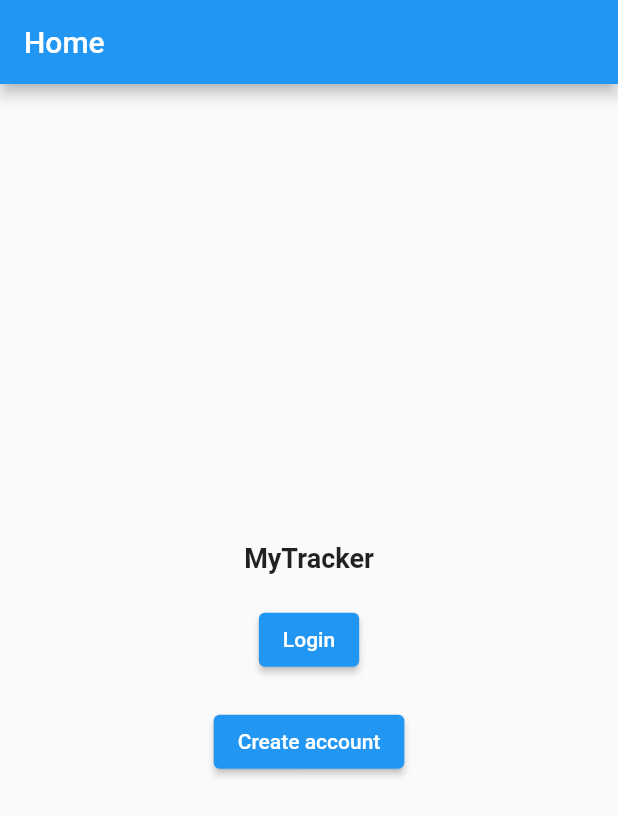
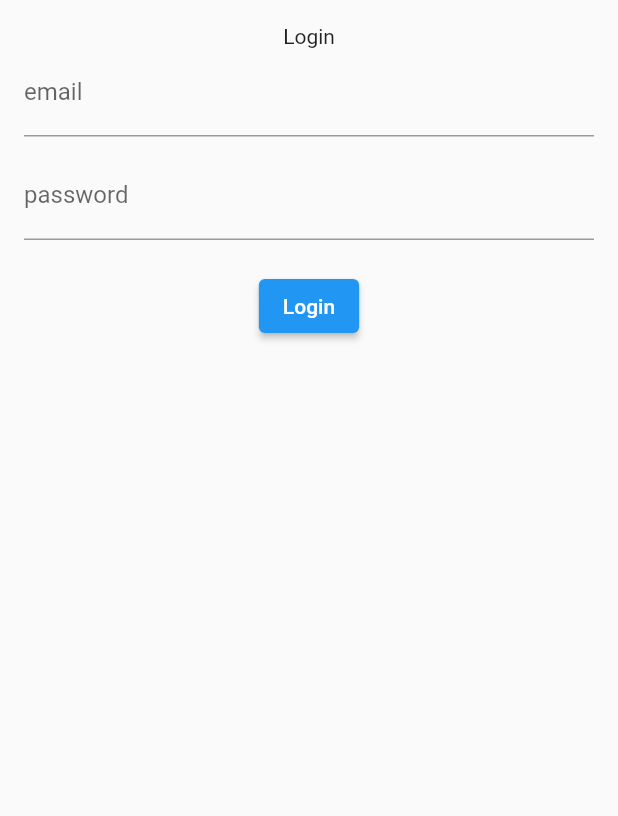
Before and after one commit to crpoudyal/my_tracker, a Flutter app: the screen it shows after launch, after a tap on "Login", on a phone screen of 412 x 824 dp. Shown: the top 816 px of the screen. Run offline on Flutter 3.47's test engine with Material 2 defaults, Android fonts, the phone set to English and light mode, and no system bars; our stand-ins replace appwrite, flutter_riverpod, get_it, go_router.

Commit message:
allow user to crete session

```diff
--- a/lib/Home_page/home_page.dart
+++ b/lib/Home_page/home_page.dart
@@ -1,5 +1,6 @@
 import 'package:flutter/material.dart';
 import 'package:go_router/go_router.dart';
+import 'package:my_tracker/features/login_screen/src/login_screen.dart';
 import 'package:my_tracker/features/signup_screen/src/signup_screen.dart';
 
 class HomePage extends StatelessWidget {
@@ -26,7 +27,9 @@ class HomePage extends StatelessWidget {
                 height: 20,
               ),
               ElevatedButton(
-                onPressed: () {},
+                onPressed: () {
+                  context.goNamed(LoginScreen.name);
+                },
                 child: const Text('Login'),
               ),
               const SizedBox(
--- a/lib/appwrite/appwrite.dart
+++ b/lib/appwrite/appwrite.dart
@@ -21,4 +21,15 @@ class Appwrite {
       return null;
     }
   }
+
+  Future<Session?> createEmailSession(String email, String password) async {
+    try {
+      final session =
+          await account.createEmailSession(email: email, password: password);
+      return session;
+    } on AppwriteException catch (e) {
+      debugPrint(e.message);
+      return null;
+    }
+  }
 }
--- /dev/null
+++ b/lib/features/login_screen/login_screen.dart
@@ -0,0 +1,3 @@
+export 'src/login_screen.dart';
+export 'src/login_form.dart';
+export 'src/types.dart';
--- /dev/null
+++ b/lib/features/login_screen/src/login_form.dart
@@ -0,0 +1,47 @@
+import 'package:flutter/material.dart';
+
+import 'types.dart';
+
+class LoginForm extends StatelessWidget {
+  final LoginCallback onPressedLogin;
+  final TextEditingController emailController;
+  final TextEditingController passwordController;
+  const LoginForm({
+    super.key,
+    required this.onPressedLogin,
+    required this.emailController,
+    required this.passwordController,
+  });
+
+  @override
+  Widget build(BuildContext context) {
+    return Form(
+      child: Column(
+        mainAxisSize: MainAxisSize.min,
+        children: [
+          const Text('Login'),
+          TextFormField(
+            controller: emailController,
+            decoration: const InputDecoration(label: Text('email')),
+          ),
+          const SizedBox(height: 10.0),
+          TextFormField(
+            controller: passwordController,
+            obscureText: true,
+            decoration: const InputDecoration(label: Text('password')),
+          ),
+          const SizedBox(height: 20.0),
+          ElevatedButton(
+            onPressed: () {
+              onPressedLogin(
+                emailController.text,
+                passwordController.text,
+              );
+            },
+            child: const Text('Login'),
+          )
+        ],
+      ),
+    );
+  }
+}
--- /dev/null
+++ b/lib/features/login_screen/src/login_screen.dart
@@ -0,0 +1,37 @@
+import 'package:flutter/material.dart';
+
+import 'types.dart';
+import 'login_form.dart';
+
+class LoginScreen extends StatefulWidget {
+  static const String name = 'login';
+  final LoginCallback onLogin;
+  const LoginScreen({
+    super.key,
+    required this.onLogin,
+  });
+
+  @override
+  State<LoginScreen> createState() => _LoginScreenState();
+}
+
+class _LoginScreenState extends State<LoginScreen> {
+  final TextEditingController _emailController = TextEditingController();
+  final TextEditingController _passwordController = TextEditingController();
+
+  @override
+  Widget build(BuildContext context) {
+    return Scaffold(
+      body: ListView(
+        padding: const EdgeInsets.all(16.0),
+        children: <Widget>[
+          LoginForm(
+            onPressedLogin: widget.onLogin,
+            emailController: _emailController,
+            passwordController: _passwordController,
+          ),
+        ],
+      ),
+    );
+  }
+}
--- /dev/null
+++ b/lib/features/login_screen/src/types.dart
@@ -0,0 +1 @@
+typedef LoginCallback = void Function(String email, String password);
--- a/lib/router/router.dart
+++ b/lib/router/router.dart
@@ -6,6 +6,7 @@ import 'package:get_it/get_it.dart';
 import 'package:go_router/go_router.dart';
 import 'package:my_tracker/Home_page/home_page.dart';
 import 'package:my_tracker/appwrite/appwrite.dart';
+import 'package:my_tracker/features/login_screen/src/login_screen.dart';
 import 'package:my_tracker/features/signup_screen/src/signup_screen.dart';
 
 final routerProvider = Provider<GoRouter>((ref) {
@@ -23,7 +24,20 @@ final routerProvider = Provider<GoRouter>((ref) {
             debugPrint('$name - $email - $password');
             final appwrite = GetIt.instance.get<Appwrite>();
             final user = await appwrite.createAccount(name, email, password);
+            debugPrint(jsonEncode(user?.toMap() ?? '{}'));
           });
-        })
+        }),
+        GoRoute(
+      path: '/login',
+      name: LoginScreen.name,
+      builder: (_, __) {
+        return LoginScreen(onLogin: (email, password) async {
+          debugPrint('$email - $password');
+          final appwrite = GetIt.instance.get<Appwrite>();
+          final session = await appwrite.createEmailSession(email, password);
+          debugPrint(jsonEncode(session?.toMap() ?? '{}'));
+        });
+      },
+    ),
   ]);
 });
```
